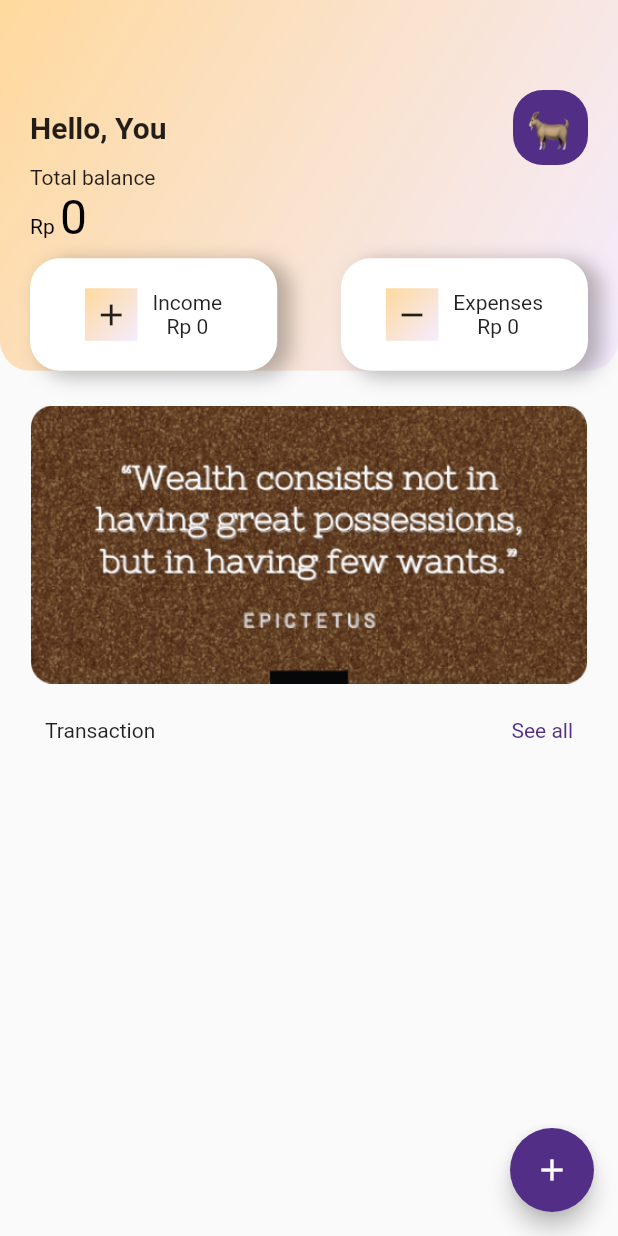
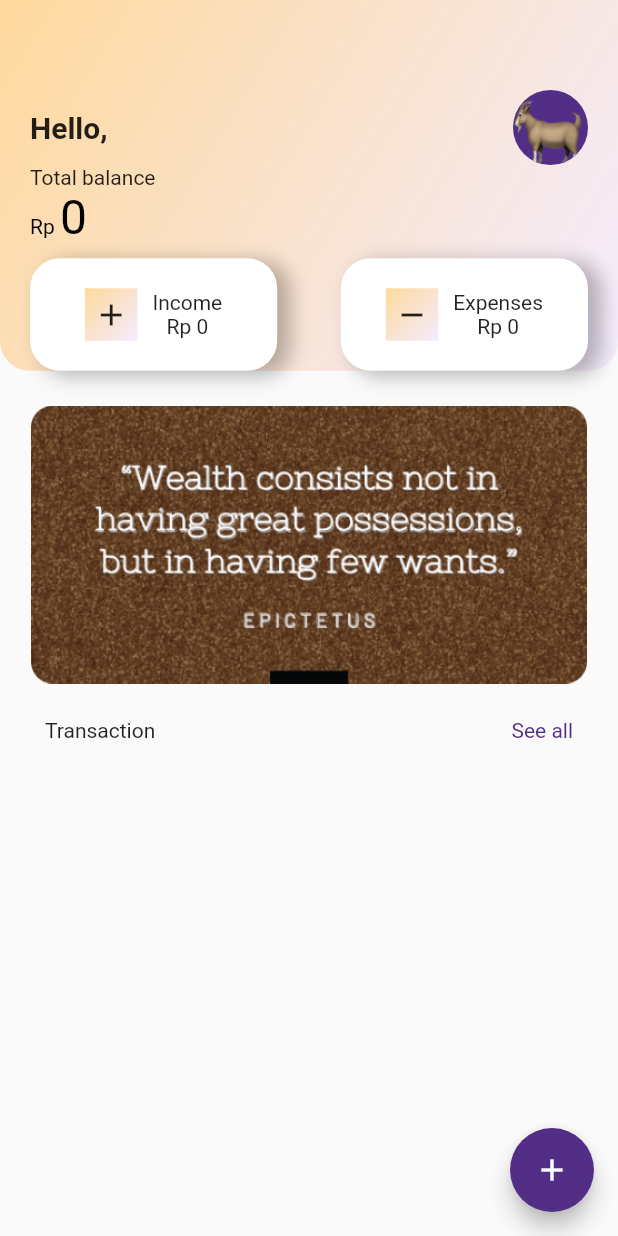
Before and after one commit to aristoreza13/money_track_getx, a Flutter app: the HomeView screen opened by its route, on a phone screen of 412 x 824 dp. Run offline on Flutter 3.47's test engine with Material 2 defaults, Android fonts, the phone set to English and light mode, and no system bars; drawn by our look-alikes of carousel_slider; our stand-ins replace fluentui_icons, get, google_sign_in, hive, hive_flutter, lottie and 1 more; accounts and stored records are empty.

Commit message:
add home page

```diff
--- a/lib/app/modules/home/controllers/home_controller.dart
+++ b/lib/app/modules/home/controllers/home_controller.dart
@@ -47,11 +47,6 @@ class HomeController extends GetxController {
 
   @override
   void onInit() {
-    // if (DataPreferences.getBalance() == 0) {
-    //   totalBalance.value = 0;
-    // } else {
-    //   totalBalance.value = DataPreferences.getBalance()!;
-    // }
     super.onInit();
   }
 
--- a/lib/app/modules/home/views/home_view.dart
+++ b/lib/app/modules/home/views/home_view.dart
@@ -5,6 +5,7 @@ import 'package:get/get.dart';
 import 'package:hive_flutter/hive_flutter.dart';
 import 'package:intl/intl.dart';
 import 'package:money_track_getx/app/data/models/transaction_item.dart';
+import 'package:money_track_getx/app/modules/profile/controllers/profile_controller.dart';
 import 'package:money_track_getx/common/Colors.dart';
 import 'package:money_track_getx/helpers/currency_helper.dart';
 import 'package:money_track_getx/helpers/data_preferences.dart';
@@ -18,6 +19,7 @@ class HomeView extends GetView<HomeController> {
   @override
   Widget build(BuildContext context) {
     final HomeController homeC = Get.find();
+    final ProfileController profileC = Get.find();
     return Scaffold(
       appBar: PreferredSize(
         preferredSize: Size.fromHeight(Get.height * 0.3),
@@ -42,25 +44,36 @@ class HomeView extends GetView<HomeController> {
                 crossAxisAlignment: CrossAxisAlignment.start,
                 children: [
                   Row(mainAxisAlignment: MainAxisAlignment.spaceBetween, children: [
-                    const Text(
-                      "Hello, You",
-                      style: TextStyle(fontSize: 20, fontWeight: FontWeight.bold),
-                    ),
-                    Container(
-                      height: 50,
-                      width: 50,
-                      decoration: BoxDecoration(
-                        color: AppColors.purpleMedium,
-                        borderRadius: BorderRadius.circular(20),
-                      ),
-                      child: Center(
-                        child: SizedBox(
-                          height: 30,
-                          width: 30,
-                          child: Image.asset("assets/images/goat.png"),
-                        ),
+                    Obx(
+                      () => Text(
+                        "Hello, ${profileC.nameText}",
+                        style: const TextStyle(fontSize: 20, fontWeight: FontWeight.bold),
                       ),
                     ),
+                    CircleAvatar(
+                      backgroundColor: AppColors.purpleMedium,
+                      radius: 25.0,
+                      backgroundImage: profileC.photoUrl.value == ""
+                          ? const AssetImage('assets/images/goat.png') as ImageProvider
+                          : NetworkImage(
+                              profileC.photoUrl.value,
+                            ),
+                    ),
+                    // Container(
+                    //   height: 50,
+                    //   width: 50,
+                    //   decoration: BoxDecoration(
+                    //     color: AppColors.purpleMedium,
+                    //     borderRadius: BorderRadius.circular(20),
+                    //   ),
+                    //   child: Center(
+                    //     child: SizedBox(
+                    //       height: 30,
+                    //       width: 30,
+                    //       child: Image.asset("assets/images/goat.png"),
+                    //     ),
+                    //   ),
+                    // ),
                   ]),
                   const Text(
                     "Total balance",
```
